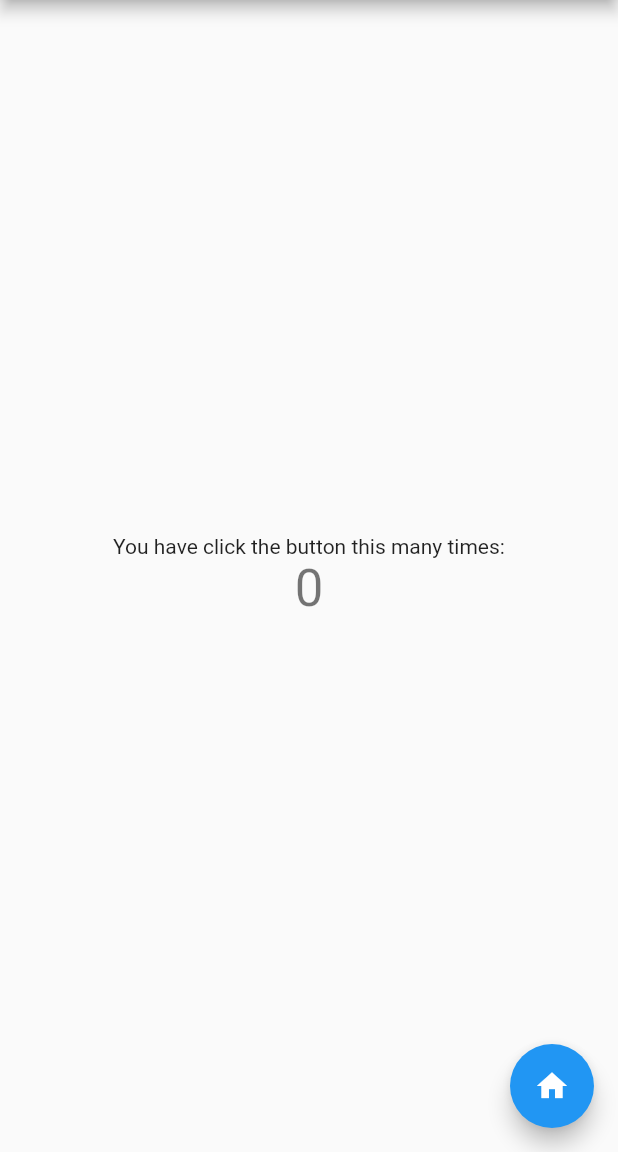
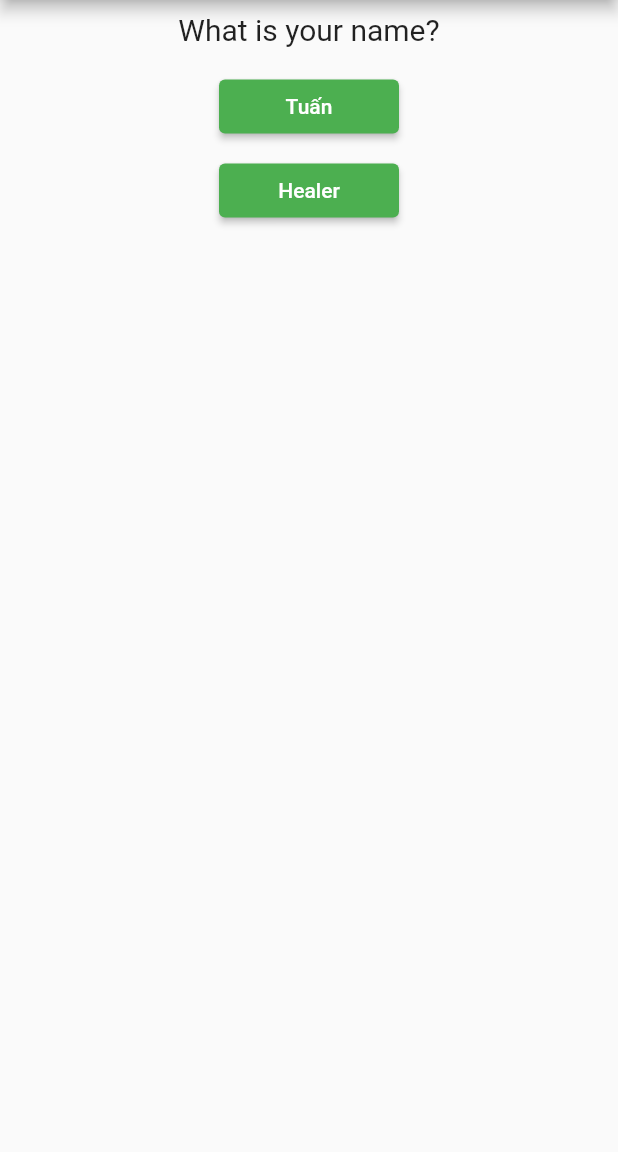
Before and after one commit to HealerNguyen/flutter_app_one, a Flutter app: the screen it shows after launch, on a phone screen of 412 x 824 dp, the part 84-1236 px from its top. Run offline on Flutter 3.47's test engine with Material 2 defaults, Android fonts, the phone set to English and light mode, and no system bars.

Commit message:
finish app

```diff
--- /dev/null
+++ b/lib/answer.dart
@@ -0,0 +1,26 @@
+import 'package:flutter/cupertino.dart';
+import 'package:flutter/material.dart';
+
+class Answer extends StatelessWidget {
+  var _selectedHandler;
+  var answerValue;
+
+  Answer(this._selectedHandler, this.answerValue);
+
+  @override
+  Widget build(BuildContext context) {
+    return Container(
+      // width: double.infinity,
+      margin: EdgeInsets.only(top: 8),
+      child: ElevatedButton(
+        onPressed: _selectedHandler,
+        child: Text(answerValue),
+        style: ButtonStyle(
+          backgroundColor: MaterialStateProperty.all<Color>(Colors.green),
+          fixedSize: MaterialStateProperty.all<Size>(Size.fromWidth(120)),
+          foregroundColor:  MaterialStateProperty.all<Color>(Colors.white),
+        ),
+      )
+    );
+  }
+}
--- a/lib/main.dart
+++ b/lib/main.dart
@@ -1,115 +1,79 @@
+import 'package:flutter/cupertino.dart';
+
 import 'package:flutter/material.dart';
+import 'package:test_app/answer.dart';
+import 'package:test_app/result.dart';
+import 'quiz.dart';
+void main() => runApp(MyApp());
 
-void main() {
-  runApp(const MyApp());
-}
-
-class MyApp extends StatelessWidget {
-  const MyApp({Key? key}) : super(key: key);
-
-  // This widget is the root of your application.
+class MyApp extends StatefulWidget {
   @override
-  Widget build(BuildContext context) {
-    return MaterialApp(
-      title: 'Home Page',
-      theme: ThemeData(
-        // This is the theme of your application.
-        //
-        // Try running your application with "flutter run". You'll see the
-        // application has a blue toolbar. Then, without quitting the app, try
-        // changing the primarySwatch below to Colors.green and then invoke
-        // "hot reload" (press "r" in the console where you ran "flutter run",
-        // or simply save your changes to "hot reload" in a Flutter IDE).
-        // Notice that the counter didn't reset back to zero; the application
-        // is not restarted.
-        primarySwatch: Colors.blue,
-      ),
-      home: const MyHomePage(title: 'Home Page'),
-    );
+  State<StatefulWidget> createState() {
+    return _MyAppState();
   }
 }
 
-class MyHomePage extends StatefulWidget {
-  const MyHomePage({Key? key, required this.title}) : super(key: key);
+class _MyAppState extends State<MyApp> {
+  var _indexQuest = 0;
+  var isEnded = false;
+  var _totalScore = 0;
+  static const _listItems = [
+    {
+      'title': 'What is your name?',
+      'answers': [
+        {'title': 'Tuấn', 'score': 1},
+        {'title': 'Healer','score': 2}
+      ]
+    },
+    {
+      'title': 'What is your favorite food?',
+      'answers': [
+        {'title': 'Bread','score': 2},
+        {'title': 'Rice','score': 1}
+      ]
+    },
+    {
+      'title': 'What is your favorite sport?',
+      'answers': [
+        {'title': 'Badminton','score': 2},
+        {'title': 'Soccer','score': 1}
+      ]
+    },
+  ];
 
-  // This widget is the home page of your application. It is stateful, meaning
-  // that it has a State object (defined below) that contains fields that affect
-  // how it looks.
+  void _answerQuestion(int score) {
+    _totalScore += score;
+    setState(() {
+      _indexQuest += 1;
+      checkIsEnd(_indexQuest);
+    });
+  }
 
-  // This class is the configuration for the state. It holds the values (in this
-  // case the title) provided by the parent (in this case the App widget) and
-  // used by the build method of the State. Fields in a Widget subclass are
-  // always marked "final".
+  void _resetQuestion() {
+    setState(() {
+      _indexQuest = 0;
+      _totalScore = 0;
+      isEnded = false;
+    });
+  }
 
-  final String title;
-
-  @override
-  State<MyHomePage> createState() => _MyHomePageState();
-}
-
-class _MyHomePageState extends State<MyHomePage> {
-  int _counter = 0;
-
-  void _incrementCounter() {
-    setState(() {
-      // This call to setState tells the Flutter framework that something has
-      // changed in this State, which causes it to rerun the build method below
-      // so that the display can reflect the updated values. If we changed
-      // _counter without calling setState(), then the build method would not be
-      // called again, and so nothing would appear to happen.
-      _counter++;
-    });
+  void checkIsEnd(index) {
+    if (index <= _listItems.length - 1) {
+      isEnded = false;
+    } else {
+      isEnded = true;
+    }
   }
 
   @override
   Widget build(BuildContext context) {
-    // This method is rerun every time setState is called, for instance as done
-    // by the _incrementCounter method above.
-    //
-    // The Flutter framework has been optimized to make rerunning build methods
-    // fast, so that you can just rebuild anything that needs updating rather
-    // than having to individually change instances of widgets.
-    return Scaffold(
-      appBar: AppBar(
-        // Here we take the value from the MyHomePage object that was created by
-        // the App.build method, and use it to set our appbar title.
-        title: Text(widget.title),
-      ),
-      body: Center(
-        // Center is a layout widget. It takes a single child and positions it
-        // in the middle of the parent.
-        child: Column(
-          // Column is also a layout widget. It takes a list of children and
-          // arranges them vertically. By default, it sizes itself to fit its
-          // children horizontally, and tries to be as tall as its parent.
-          //
-          // Invoke "debug painting" (press "p" in the console, choose the
-          // "Toggle Debug Paint" action from the Flutter Inspector in Android
-          // Studio, or the "Toggle Debug Paint" command in Visual Studio Code)
-          // to see the wireframe for each widget.
-          //
-          // Column has various properties to control how it sizes itself and
-          // how it positions its children. Here we use mainAxisAlignment to
-          // center the children vertically; the main axis here is the vertical
-          // axis because Columns are vertical (the cross axis would be
-          // horizontal).
-          mainAxisAlignment: MainAxisAlignment.center,
-          children: <Widget>[
-            const Text(
-              'You have click the button this many times:',
-            ),
-            Text(
-              '$_counter',
-              style: Theme.of(context).textTheme.headline4,
-            ),
-          ],
-        ),
-      ),
-      floatingActionButton: FloatingActionButton(
-        onPressed: _incrementCounter,
-        tooltip: 'Increment',
-        child: const Icon(Icons.home),
-      ), // This trailing comma makes auto-formatting nicer for build methods.
+    return MaterialApp(
+        home: Scaffold(
+            appBar: AppBar(title: const Text('Home Page')),
+            body: !isEnded
+                ? Quiz(_answerQuestion, _listItems, _indexQuest)
+                : Result(_totalScore, _resetQuestion)
+        )
     );
   }
 }
--- /dev/null
+++ b/lib/question.dart
@@ -0,0 +1,23 @@
+import 'package:flutter/cupertino.dart';
+
+import 'package:flutter/material.dart';
+
+class Question extends StatelessWidget {
+  var questionText;
+
+  Question({this.questionText});
+
+  @override
+  Widget build(BuildContext context) {
+    return Container(
+      // alignment: Alignment.center,
+      width: double.infinity,
+      padding: EdgeInsets.all(8),
+      child: Text(
+        questionText,
+        style: TextStyle(fontSize: 20),
+        textAlign: TextAlign.center,
+      ),
+    );
+  }
+}
--- /dev/null
+++ b/lib/quiz.dart
@@ -0,0 +1,28 @@
+import 'package:flutter/material.dart';
+import 'answer.dart';
+import 'question.dart';
+
+class Quiz extends StatelessWidget {
+
+  final List<Map<String, Object>> listItems;
+  final answerQuestion;
+  final int indexQuest;
+
+  Quiz(this.answerQuestion, this.listItems, this.indexQuest);
+
+  @override
+  Widget build(BuildContext context) {
+    return Column(
+      children: [
+        Question(
+          questionText: listItems[indexQuest]['title'],
+        ),
+        // Answer(_answerQuestion)
+        ...(listItems[indexQuest]['answers'] as List<Map<String, Object>>)
+            .map((item) {
+          return Answer(() => answerQuestion(item['score']), item['title']);
+        }).toList()
+      ],
+    );
+  }
+}
```
Also changed, not shown: lib/result.dart (added, +39 -0 lines), 1 other file.
